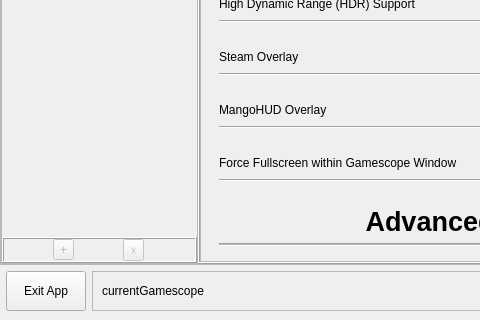
Qt form mainwindow.ui (rfrench3/scopebuddy-gui) before a commit; both pictures show x 0 to 480 and y 374 to 694 of the 800 by 694 pixel window.
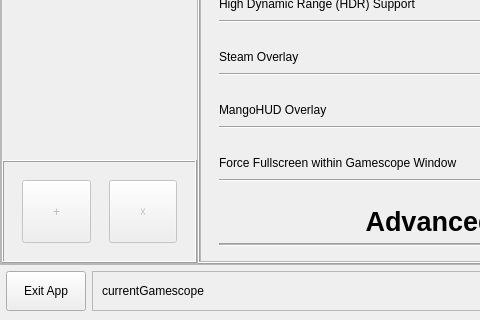
The same form after that commit. Icons and pictures are not drawn.

Commit message: update side panel UI

Diff of the .ui file:
```diff
--- a/mainwindow.ui
+++ b/mainwindow.ui
@@ -83,7 +83,7 @@
             <property name="sizePolicy">
              <sizepolicy hsizetype="Expanding" vsizetype="Expanding">
               <horstretch>0</horstretch>
-              <verstretch>1</verstretch>
+              <verstretch>5</verstretch>
              </sizepolicy>
             </property>
             <property name="frameShape">
@@ -122,9 +122,9 @@
           <item>
            <widget class="QFrame" name="frame_5">
             <property name="sizePolicy">
-             <sizepolicy hsizetype="Minimum" vsizetype="Expanding">
+             <sizepolicy hsizetype="Minimum" vsizetype="MinimumExpanding">
               <horstretch>0</horstretch>
-              <verstretch>0</verstretch>
+              <verstretch>1</verstretch>
              </sizepolicy>
             </property>
             <property name="frameShape">
@@ -135,25 +135,31 @@
             </property>
             <layout class="QHBoxLayout" name="horizontalLayout">
              <property name="spacing">
-              <number>0</number>
+              <number>18</number>
              </property>
              <property name="leftMargin">
-              <number>0</number>
+              <number>18</number>
              </property>
              <property name="topMargin">
-              <number>0</number>
+              <number>18</number>
              </property>
              <property name="rightMargin">
-              <number>0</number>
+              <number>18</number>
              </property>
              <property name="bottomMargin">
-              <number>0</number>
+              <number>18</number>
              </property>
              <item>
               <widget class="QToolButton" name="toolButton_addGame">
                <property name="enabled">
                 <bool>false</bool>
                </property>
+               <property name="sizePolicy">
+                <sizepolicy hsizetype="Expanding" vsizetype="Expanding">
+                 <horstretch>1</horstretch>
+                 <verstretch>1</verstretch>
+                </sizepolicy>
+               </property>
                <property name="toolTip">
                 <string>TODO: adds slot for game-specific settings</string>
                </property>
@@ -174,9 +180,9 @@
                 <bool>false</bool>
                </property>
                <property name="sizePolicy">
-                <sizepolicy hsizetype="Fixed" vsizetype="Fixed">
-                 <horstretch>0</horstretch>
-                 <verstretch>0</verstretch>
+                <sizepolicy hsizetype="Expanding" vsizetype="Expanding">
+                 <horstretch>1</horstretch>
+                 <verstretch>1</verstretch>
                 </sizepolicy>
                </property>
                <property name="toolTip">
```
The commit also changes 1 other file.
